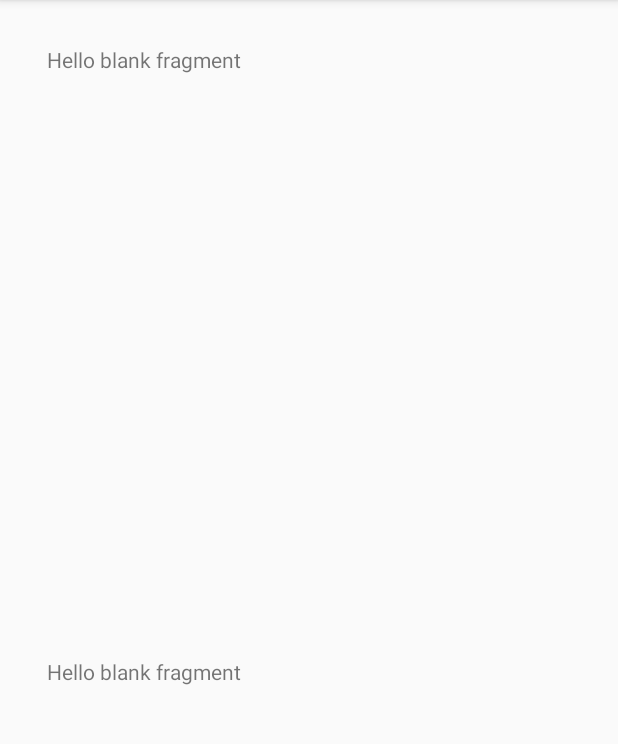
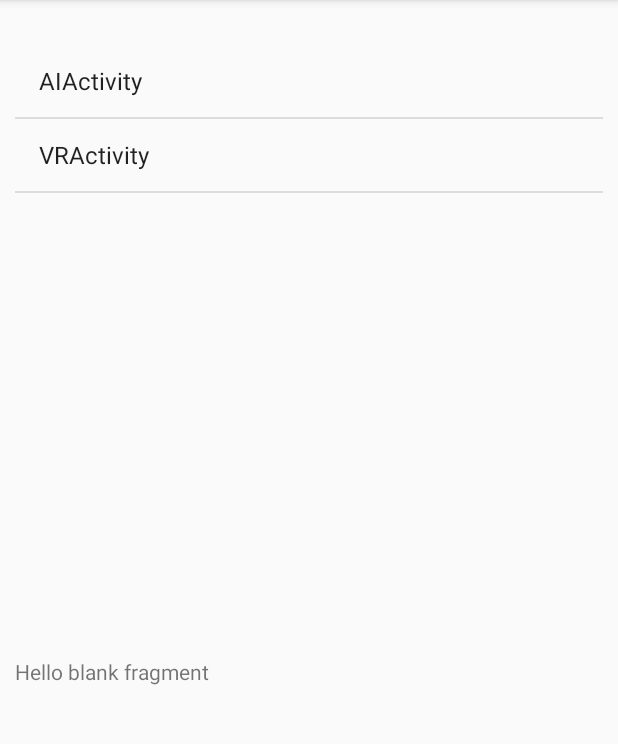
Before and after one commit to Exzeed/MobileAppDev_Lab1, an Android app: the screen it shows after launch (MainActivity), on a phone screen of 412 x 824 dp, the part 84-828 px from its top. Run offline under Robolectric (Android 15) with nearby library versions, the phone set to English and light mode, and no system bars.

Commit message:
populated the top fragment with a functional listview

```diff
--- a/app/src/main/java/com/example/labassignment1/TopFragment.java
+++ b/app/src/main/java/com/example/labassignment1/TopFragment.java
@@ -2,18 +2,28 @@ package com.example.labassignment1;
 
 import android.os.Bundle;
 
-import androidx.fragment.app.Fragment;
+//import androidx.fragment.app.Fragment;
 
 import android.view.LayoutInflater;
 import android.view.View;
 import android.view.ViewGroup;
+import android.widget.ArrayAdapter;
+import android.widget.ListView;
+
+import androidx.fragment.app.ListFragment;
 
 /**
- * A simple {@link Fragment} subclass.
+ * A simple {@link ListFragment} subclass.
  * Use the {@link TopFragment#newInstance} factory method to
  * create an instance of this fragment.
  */
-public class TopFragment extends Fragment {
+public class TopFragment extends ListFragment
+{
+    String[] activities = new String[]
+    {
+        "AIActivity",
+        "VRActivity"
+    };
 
     // TODO: Rename parameter arguments, choose names that match
     // the fragment initialization parameters, e.g. ARG_ITEM_NUMBER
@@ -59,6 +69,17 @@ public class TopFragment extends Fragment {
     public View onCreateView(LayoutInflater inflater, ViewGroup container,
                              Bundle savedInstanceState) {
         // Inflate the layout for this fragment
-        return inflater.inflate(R.layout.fragment_top, container, false);
+        View view = inflater.inflate(R.layout.fragment_top, container, false);
+        ArrayAdapter<String> adapter = new ArrayAdapter<>(getActivity(),
+                android.R.layout.simple_list_item_1, activities);
+        setListAdapter(adapter);
+        return view;
     }
+
+    /*@Override
+    public void onListItemClick(ListView l, View v, int position, long id) {
+        BottomFragment fragment = (BottomFragment)getFragmentManager().findFragmentById(R.id.definition_fragment);
+        fragment.display(activities[position],"Definition : "+definition[position]);
+        getListView().setSelector(android.R.color.holo_blue_dark);
+    }*/
 }
--- a/app/src/main/res/layout/activity_main.xml
+++ b/app/src/main/res/layout/activity_main.xml
@@ -9,24 +9,26 @@
     <fragment
         android:id="@+id/fragment"
         android:name="com.example.labassignment1.TopFragment"
-        android:layout_width="350dp"
+        android:layout_width="0dp"
         android:layout_height="300dp"
         android:layout_marginStart="10dp"
         android:layout_marginTop="30dp"
         android:layout_marginEnd="10dp"
         app:layout_constraintEnd_toEndOf="parent"
         app:layout_constraintStart_toStartOf="parent"
-        app:layout_constraintTop_toTopOf="parent" />
+        app:layout_constraintTop_toTopOf="parent"
+        tools:layout="@layout/fragment_top" />
 
     <fragment
         android:id="@+id/fragment2"
         android:name="com.example.labassignment1.BottomFragment"
-        android:layout_width="350dp"
+        android:layout_width="0dp"
         android:layout_height="300dp"
         android:layout_marginStart="10dp"
         android:layout_marginEnd="10dp"
         android:layout_marginBottom="30dp"
         app:layout_constraintBottom_toBottomOf="parent"
         app:layout_constraintEnd_toEndOf="parent"
-        app:layout_constraintStart_toStartOf="parent" />
+        app:layout_constraintStart_toStartOf="parent"
+        tools:layout="@layout/fragment_bottom" />
 </androidx.constraintlayout.widget.ConstraintLayout>
--- a/app/src/main/res/layout/fragment_top.xml
+++ b/app/src/main/res/layout/fragment_top.xml
@@ -5,10 +5,8 @@
     android:layout_height="match_parent"
     tools:context=".TopFragment">
 
-    <!-- TODO: Update blank fragment layout -->
-    <TextView
+    <ListView
         android:layout_width="match_parent"
         android:layout_height="match_parent"
-        android:text="@string/hello_blank_fragment" />
-
+        android:id="@android:id/list" />
 </FrameLayout>
```
